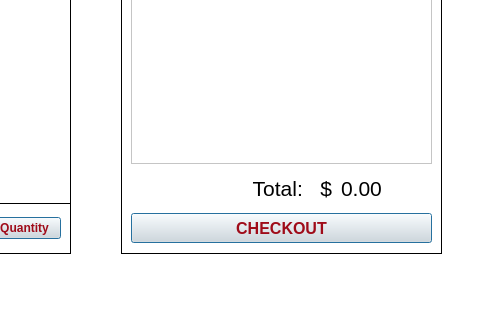
First picture: the form in shoppingcart.ui, repository DannyCamacho/SaddlebackEats, before the edit; both pictures show x 409 to 889 and y 237 to 557 of the 889 by 557 pixel window.
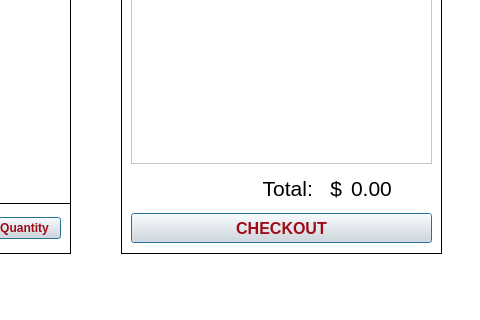
Second picture: the form after the edit. Icons and pictures are not drawn.

Commit message: start at dominos button moved to customtrip.ui, shoppingcart.ui changes

```diff
--- a/shoppingcart.ui
+++ b/shoppingcart.ui
@@ -368,9 +368,9 @@
     <widget class="QLabel" name="totalAmount">
      <property name="geometry">
       <rect>
-       <x>220</x>
+       <x>230</x>
        <y>250</y>
-       <width>91</width>
+       <width>81</width>
        <height>31</height>
       </rect>
      </property>
@@ -397,7 +397,7 @@
       <rect>
        <x>10</x>
        <y>250</y>
-       <width>201</width>
+       <width>211</width>
        <height>31</height>
       </rect>
      </property>
```
Left out of the diff: 35 changed lines with no effect on the pictures. The commit also changes 5 other files.
